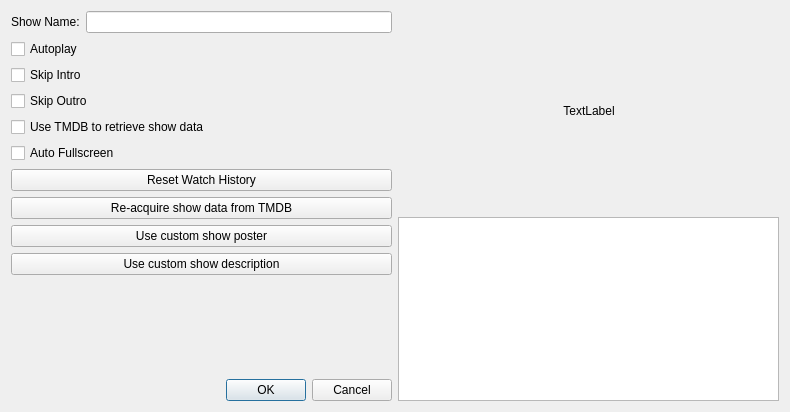
Before: the Qt Designer form Operations-Features/videoplayer/showsplayer/vp_shows_settings_dialog.ui in therealMaPMaKeR/MMDiary, drawn with Qt 5.
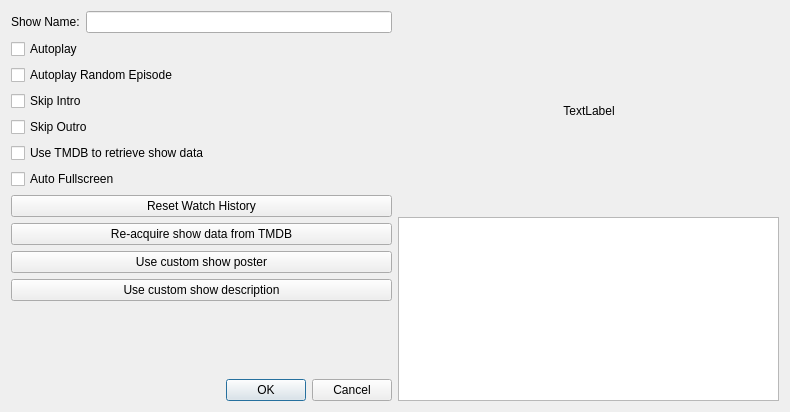
After: the same form once the commit is applied.

Commit message: implemented autoplay random episode

```diff
--- a/Operations-Features/videoplayer/showsplayer/vp_shows_settings_dialog.ui
+++ b/Operations-Features/videoplayer/showsplayer/vp_shows_settings_dialog.ui
@@ -37,6 +37,13 @@
        </property>
       </widget>
      </item>
+     <item>
+      <widget class="QCheckBox" name="checkBox_AutoplayRandom">
+       <property name="text">
+        <string>Autoplay Random Episode</string>
+       </property>
+      </widget>
+     </item>
      <item>
       <widget class="QCheckBox" name="checkBox_SkipIntro">
        <property name="text">
```
The commit also changes 8 other files.
